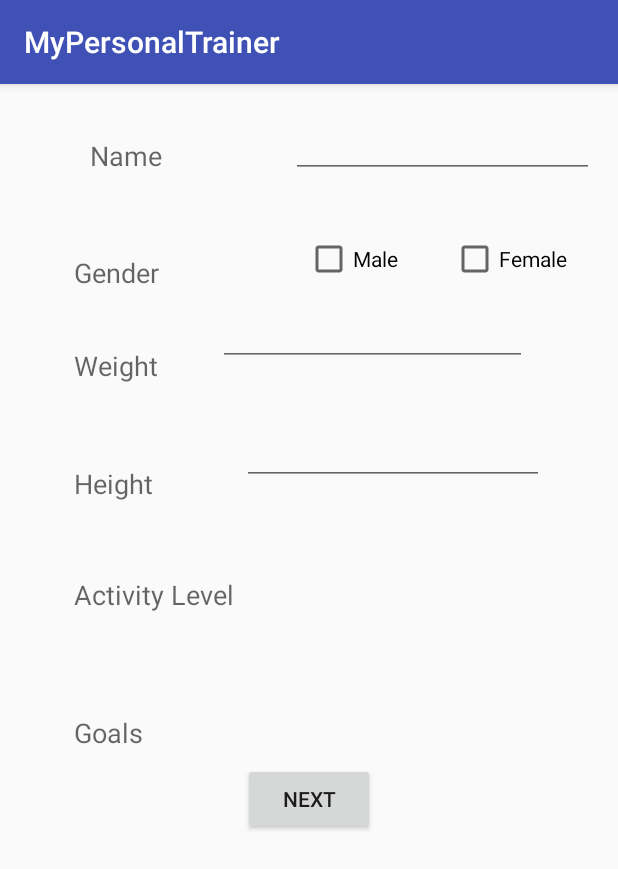
After one commit to adityap92/mypersonaltrainer, an Android app: the fragment BioFragment placed in its activity, on a phone screen of 412 x 824 dp. The commit adds this screen. Shown: the top 869 px of the screen. Run offline under Robolectric (Android 15) with nearby library versions, the phone set to English and light mode, and no system bars; our stand-ins replace ButterKnife.

Commit message:
added BioFragment with basic formatting for UI

```diff
--- a/app/build.gradle
+++ b/app/build.gradle
@@ -6,7 +6,7 @@ android {
 
     defaultConfig {
         applicationId "io.mypersonaltrainer.mypersonaltrainer"
-        minSdkVersion 16
+        minSdkVersion 21
         targetSdkVersion 24
         versionCode 1
         versionName "1.0"
@@ -23,6 +23,7 @@ dependencies {
     compile fileTree(dir: 'libs', include: ['*.jar'])
     testCompile 'junit:junit:4.12'
     compile 'com.android.support:appcompat-v7:24.1.1'
+    compile 'com.android.support.constraint:constraint-layout:1.0.2'
     compile 'com.jakewharton:butterknife:8.7.0'
     annotationProcessor 'com.jakewharton:butterknife-compiler:8.7.0'
 }
--- /dev/null
+++ b/app/src/main/java/io/mypersonaltrainer/mypersonaltrainer/BioFragment.java
@@ -0,0 +1,38 @@
+package io.mypersonaltrainer.mypersonaltrainer;
+
+import android.os.Bundle;
+import android.support.annotation.Nullable;
+import android.support.v4.app.Fragment;
+import android.view.LayoutInflater;
+import android.view.View;
+import android.view.ViewGroup;
+
+import butterknife.ButterKnife;
+import butterknife.Unbinder;
+
+/**
+ * Created by aditya on 7/10/17.
+ */
+
+public class BioFragment extends Fragment {
+
+    private Unbinder unbinder;
+
+    public BioFragment(){}
+
+    @Nullable
+    @Override
+    public View onCreateView(LayoutInflater inflater, @Nullable ViewGroup container, @Nullable Bundle savedInstanceState) {
+        View view = inflater.inflate(R.layout.fragment_bio, container, false);
+
+        unbinder = ButterKnife.bind(this, view);
+
+        return view;
+    }
+
+    @Override
+    public void onDestroyView() {
+        super.onDestroyView();
+        unbinder.unbind();
+    }
+}
--- a/app/src/main/java/io/mypersonaltrainer/mypersonaltrainer/MainActivity.java
+++ b/app/src/main/java/io/mypersonaltrainer/mypersonaltrainer/MainActivity.java
@@ -8,7 +8,10 @@ import android.support.v7.app.AppCompatActivity;
 import android.view.LayoutInflater;
 import android.view.View;
 import android.view.ViewGroup;
-import android.widget.TextView;
+import android.widget.Button;
+
+import butterknife.BindView;
+import butterknife.ButterKnife;
 
 public class MainActivity extends AppCompatActivity {
 
@@ -24,14 +27,15 @@ public class MainActivity extends AppCompatActivity {
         FragmentManager fragmentManager = getSupportFragmentManager();
         fragmentManager.beginTransaction()
                 .add(R.id.container, loginFrag, "LoginFragment")
-                .addToBackStack(null)
+
                 .commit();
 
     }
 
     public static class LoginFragment extends Fragment{
 
-        TextView tv_hello_world;
+        @BindView(R.id.bLogin)
+        Button bLogin;
 
         public LoginFragment(){}
 
@@ -40,15 +44,20 @@ public class MainActivity extends AppCompatActivity {
         public View onCreateView(LayoutInflater inflater, @Nullable ViewGroup container, @Nullable Bundle savedInstanceState) {
 
             View rootView = inflater.inflate(R.layout.fragment_login, container, false);
+            ButterKnife.bind(this, rootView);
 
-            tv_hello_world = (TextView) rootView.findViewById(R.id.tv_hello_world);
-
-            tv_hello_world.setOnClickListener(new View.OnClickListener() {
+            bLogin.setOnClickListener(new View.OnClickListener() {
                 @Override
                 public void onClick(View view) {
-                    tv_hello_world.setText("asdf");
+                    BioFragment bioFragment = new BioFragment();
+
+                    FragmentManager fragmentManager = getFragmentManager();
+                    fragmentManager.beginTransaction()
+                            .replace(R.id.container, bioFragment, "BioFragment")
+                            .commit();
                 }
             });
+
 
             return rootView;
         }
--- /dev/null
+++ b/app/src/main/res/layout/fragment_bio.xml
@@ -0,0 +1,145 @@
+<?xml version="1.0" encoding="utf-8"?>
+<android.support.constraint.ConstraintLayout xmlns:android="http://schemas.android.com/apk/res/android"
+    xmlns:app="http://schemas.android.com/apk/res-auto"
+    xmlns:tools="http://schemas.android.com/tools"
+    android:orientation="vertical" android:layout_width="match_parent"
+    android:layout_height="match_parent">
+
+    <TextView
+        android:layout_width="wrap_content"
+        android:layout_height="wrap_content"
+        android:text="Name"
+        android:textAppearance="@android:style/TextAppearance.Material.Medium"
+        android:id="@+id/textView4"
+        android:layout_marginLeft="8dp"
+        app:layout_constraintLeft_toLeftOf="parent"
+        app:layout_constraintRight_toLeftOf="@+id/editText2"
+        android:layout_marginRight="8dp"
+        app:layout_constraintTop_toTopOf="parent"
+        android:layout_marginTop="35dp"
+        app:layout_constraintHorizontal_bias="0.401" />
+
+    <EditText
+        android:layout_width="202dp"
+        android:layout_height="27dp"
+        android:id="@+id/editText2"
+        android:layout_marginRight="16dp"
+        app:layout_constraintRight_toRightOf="parent"
+        android:layout_marginTop="35dp"
+        app:layout_constraintTop_toTopOf="parent" />
+
+    <TextView
+        android:layout_width="wrap_content"
+        android:layout_height="wrap_content"
+        android:textAppearance="@android:style/TextAppearance.Material.Medium"
+        android:text="Gender"
+        android:id="@+id/textView"
+        android:layout_marginTop="53dp"
+        app:layout_constraintTop_toBottomOf="@+id/textView4"
+        android:layout_marginLeft="49dp"
+        app:layout_constraintLeft_toLeftOf="parent" />
+    <TextView
+        android:layout_width="wrap_content"
+        android:layout_height="wrap_content"
+        android:textAppearance="@android:style/TextAppearance.Material.Medium"
+        android:text="Weight"
+        android:id="@+id/textView2"
+        android:layout_marginTop="37dp"
+        app:layout_constraintTop_toBottomOf="@+id/textView"
+        android:layout_marginLeft="49dp"
+        app:layout_constraintLeft_toLeftOf="parent" />
+    <TextView
+        android:layout_width="wrap_content"
+        android:layout_height="wrap_content"
+        android:textAppearance="@android:style/TextAppearance.Material.Medium"
+        android:text="Height"
+        android:id="@+id/textView5"
+        android:layout_marginTop="54dp"
+        app:layout_constraintTop_toBottomOf="@+id/textView2"
+        android:layout_marginLeft="49dp"
+        app:layout_constraintLeft_toLeftOf="parent"
+        app:layout_constraintRight_toLeftOf="@+id/editText3"
+        android:layout_marginRight="8dp"
+        app:layout_constraintHorizontal_bias="0.0" />
+
+    <TextView
+        android:layout_width="wrap_content"
+        android:layout_height="wrap_content"
+        android:textAppearance="@android:style/TextAppearance.Material.Medium"
+        android:text="Activity Level"
+        android:id="@+id/textView3"
+        android:layout_marginTop="49dp"
+        app:layout_constraintTop_toBottomOf="@+id/textView5"
+        android:layout_marginLeft="49dp"
+        app:layout_constraintLeft_toLeftOf="parent" />
+
+    <TextView
+        android:layout_width="wrap_content"
+        android:layout_height="wrap_content"
+        android:textAppearance="@android:style/TextAppearance.Material.Medium"
+        android:text="Goals"
+        android:id="@+id/textView6"
+        android:layout_marginTop="67dp"
+        app:layout_constraintTop_toBottomOf="@+id/textView3"
+        android:layout_marginLeft="49dp"
+        app:layout_constraintLeft_toLeftOf="parent" />
+
+    <CheckBox
+        android:id="@+id/checkBox"
+        android:layout_width="wrap_content"
+        android:layout_height="wrap_content"
+        android:text="Male"
+        android:layout_marginTop="38dp"
+        app:layout_constraintTop_toBottomOf="@+id/editText2"
+        app:layout_constraintRight_toLeftOf="@+id/checkBox2"
+        android:layout_marginRight="35dp" />
+
+    <CheckBox
+        android:id="@+id/checkBox2"
+        android:layout_width="wrap_content"
+        android:layout_height="wrap_content"
+        android:text="Female"
+        android:layout_marginTop="38dp"
+        app:layout_constraintTop_toBottomOf="@+id/editText2"
+        android:layout_marginRight="34dp"
+        app:layout_constraintRight_toRightOf="parent" />
+
+    <EditText
+        android:id="@+id/editText"
+        android:layout_width="206dp"
+        android:layout_height="29dp"
+        android:ems="10"
+        android:inputType="number"
+        android:layout_marginRight="8dp"
+        app:layout_constraintRight_toRightOf="parent"
+        android:layout_marginLeft="8dp"
+        android:layout_marginTop="26dp"
+        app:layout_constraintTop_toBottomOf="@+id/checkBox2"
+        app:layout_constraintHorizontal_bias="0.379"
+        app:layout_constraintLeft_toRightOf="@+id/textView2" />
+
+    <EditText
+        android:id="@+id/editText3"
+        android:layout_width="201dp"
+        android:layout_height="34dp"
+        android:ems="10"
+        android:inputType="number"
+        android:layout_marginRight="49dp"
+        app:layout_constraintRight_toRightOf="parent"
+        android:layout_marginTop="45dp"
+        app:layout_constraintTop_toBottomOf="@+id/editText" />
+
+    <Button
+        android:id="@+id/button"
+        android:layout_width="wrap_content"
+        android:layout_height="wrap_content"
+        android:layout_marginLeft="8dp"
+        android:layout_marginRight="8dp"
+        android:layout_marginTop="8dp"
+        android:text="NEXT"
+        app:layout_constraintLeft_toLeftOf="parent"
+        app:layout_constraintRight_toRightOf="parent"
+        app:layout_constraintTop_toBottomOf="@+id/textView6" />
+
+
+</android.support.constraint.ConstraintLayout>
--- a/app/src/main/res/layout/fragment_login.xml
+++ b/app/src/main/res/layout/fragment_login.xml
@@ -7,13 +7,13 @@
     android:paddingLeft="@dimen/activity_horizontal_margin"
     android:paddingRight="@dimen/activity_horizontal_margin"
     android:paddingTop="@dimen/activity_vertical_margin"
-    tools:context="io.mypersonaltrainer.mypersonaltrainer.MainActivity">
+    tools:context="io.mypersonaltrainer.mypersonaltrainer.MainActivity"
+    android:gravity="center">
 
-    <TextView
-        android:layout_width="wrap_content"
-        android:layout_height="wrap_content"
-        android:textColor="@android:color/holo_purple"
-        android:textSize="20sp"
-        android:id="@+id/tv_hello_world"
-        android:text="Hello Aditya!" />
+  <Button
+      android:layout_width="match_parent"
+      android:layout_height="wrap_content"
+      android:id="@+id/bLogin"
+      android:text="@string/login"
+      android:gravity="center"/>
 </RelativeLayout>
--- a/app/src/main/res/values/strings.xml
+++ b/app/src/main/res/values/strings.xml
@@ -1,3 +1,5 @@
 <resources>
     <string name="app_name">MyPersonalTrainer</string>
+
+    <string name="login">Login</string>
 </resources>
```
Also changed, not shown: 1 other file.
